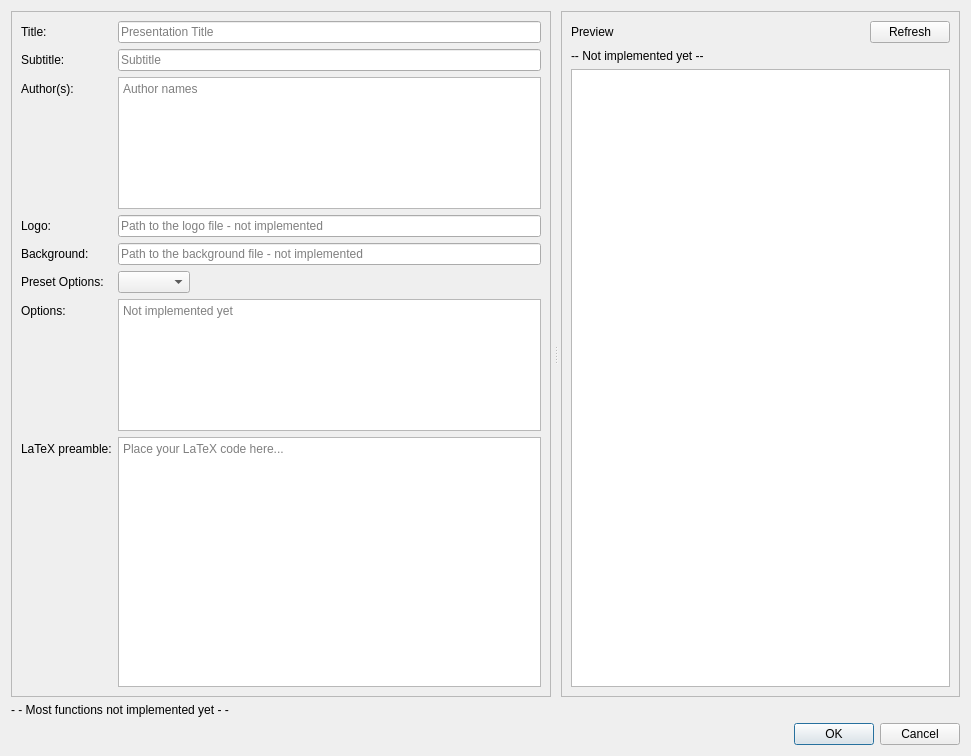
This is gui/FrontMatter/FrontMatterWidget.ui in acroper/BeamerQt as Qt 5 draws it before an edit. The edited form follows.
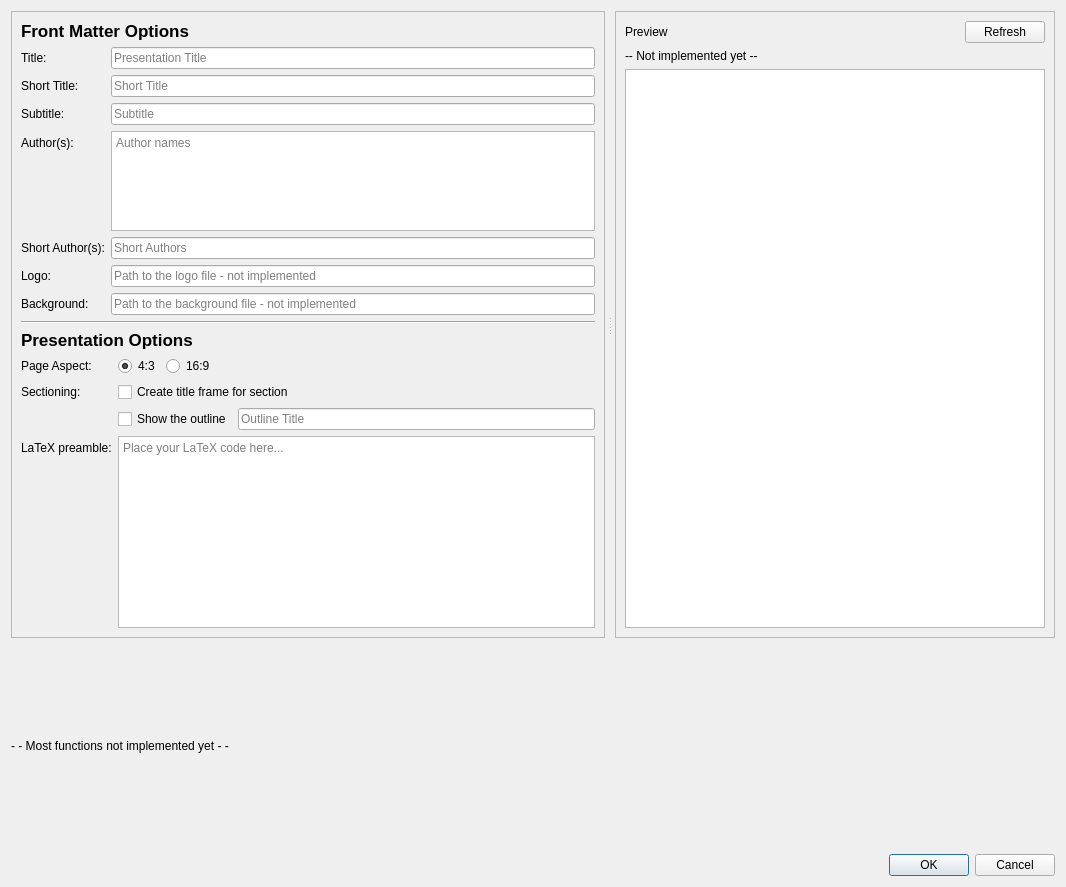
This is the edited form.

Commit message: New features added: Aspect Ratio, Section page, Outline page

Patch:
```diff
--- a/gui/FrontMatter/FrontMatterWidget.ui
+++ b/gui/FrontMatter/FrontMatterWidget.ui
@@ -6,8 +6,8 @@
    <rect>
     <x>0</x>
     <y>0</y>
-    <width>971</width>
-    <height>756</height>
+    <width>1066</width>
+    <height>887</height>
    </rect>
   </property>
   <property name="windowTitle">
@@ -33,103 +33,182 @@
        <enum>QFrame::Raised</enum>
       </property>
       <layout class="QVBoxLayout" name="verticalLayout_3">
+       <item>
+        <widget class="QLabel" name="label_14">
+         <property name="font">
+          <font>
+           <pointsize>13</pointsize>
+           <weight>75</weight>
+           <bold>true</bold>
+          </font>
+         </property>
+         <property name="text">
+          <string>Front Matter Options</string>
+         </property>
+         <property name="textFormat">
+          <enum>Qt::PlainText</enum>
+         </property>
+        </widget>
+       </item>
        <item>
         <layout class="QFormLayout" name="formLayout">
-         <item row="0" column="0">
+         <item row="1" column="0">
           <widget class="QLabel" name="label_2">
            <property name="text">
             <string>Title:</string>
            </property>
           </widget>
          </item>
-         <item row="0" column="1">
+         <item row="1" column="1">
           <widget class="QLineEdit" name="Title">
            <property name="placeholderText">
             <string>Presentation Title</string>
            </property>
           </widget>
          </item>
-         <item row="1" column="0">
+         <item row="2" column="0">
+          <widget class="QLabel" name="label_12">
+           <property name="text">
+            <string>Short Title:</string>
+           </property>
+          </widget>
+         </item>
+         <item row="2" column="1">
+          <widget class="QLineEdit" name="ShortTitle">
+           <property name="placeholderText">
+            <string>Short Title</string>
+           </property>
+          </widget>
+         </item>
+         <item row="3" column="0">
           <widget class="QLabel" name="label_3">
            <property name="text">
             <string>Subtitle:</string>
            </property>
           </widget>
          </item>
-         <item row="1" column="1">
+         <item row="3" column="1">
           <widget class="QLineEdit" name="Subtitle">
            <property name="placeholderText">
             <string>Subtitle</string>
            </property>
           </widget>
          </item>
-         <item row="2" column="0">
+         <item row="4" column="0">
           <widget class="QLabel" name="label_4">
            <property name="text">
             <string>Author(s):</string>
            </property>
           </widget>
          </item>
-         <item row="2" column="1">
+         <item row="4" column="1">
           <widget class="QPlainTextEdit" name="Authors">
+           <property name="maximumSize">
+            <size>
+             <width>16777215</width>
+             <height>100</height>
+            </size>
+           </property>
            <property name="placeholderText">
             <string>Author names</string>
            </property>
           </widget>
          </item>
-         <item row="3" column="0">
+         <item row="5" column="0">
+          <widget class="QLabel" name="label_13">
+           <property name="text">
+            <string>Short Author(s):</string>
+           </property>
+          </widget>
+         </item>
+         <item row="5" column="1">
+          <widget class="QLineEdit" name="ShortAuthor">
+           <property name="placeholderText">
+            <string>Short Authors</string>
+           </property>
+          </widget>
+         </item>
+         <item row="6" column="0">
           <widget class="QLabel" name="label_5">
            <property name="text">
             <string>Logo:</string>
            </property>
           </widget>
          </item>
-         <item row="3" column="1">
+         <item row="6" column="1">
           <widget class="QLineEdit" name="Logo">
            <property name="placeholderText">
             <string>Path to the logo file - not implemented</string>
            </property>
           </widget>
          </item>
-         <item row="4" column="0">
+         <item row="7" column="0">
           <widget class="QLabel" name="label_6">
            <property name="text">
             <string>Background:</string>
            </property>
           </widget>
          </item>
-         <item row="4" column="1">
+         <item row="7" column="1">
           <widget class="QLineEdit" name="Background">
            <property name="placeholderText">
             <string>Path to the background file - not implemented</string>
            </property>
           </widget>
          </item>
-         <item row="6" column="0">
-          <widget class="QLabel" name="label_7">
+        </layout>
+       </item>
+       <item>
+        <widget class="Line" name="line">
+         <property name="orientation">
+          <enum>Qt::Horizontal</enum>
+         </property>
+        </widget>
+       </item>
+       <item>
+        <widget class="QLabel" name="label_15">
+         <property name="font">
+          <font>
+           <pointsize>13</pointsize>
+           <weight>75</weight>
+           <bold>true</bold>
+          </font>
+         </property>
+         <property name="text">
+          <string>Presentation Options</string>
+         </property>
+         <property name="textFormat">
+          <enum>Qt::PlainText</enum>
+         </property>
+        </widget>
+       </item>
+       <item>
+        <layout class="QFormLayout" name="formLayout_2">
+         <item row="0" column="0">
+          <widget class="QLabel" name="label_16">
            <property name="text">
-            <string>Options:</string>
+            <string>Page Aspect:</string>
            </property>
           </widget>
          </item>
-         <item row="6" column="1">
-          <widget class="QPlainTextEdit" name="Options">
-           <property name="placeholderText">
-            <string>Not implemented yet</string>
-           </property>
-          </widget>
-         </item>
-         <item row="5" column="0">
-          <widget class="QLabel" name="label_8">
-           <property name="text">
-            <string>Preset Options:</string>
-           </property>
-          </widget>
-         </item>
-         <item row="5" column="1">
-          <layout class="QHBoxLayout" name="horizontalLayout">
+         <item row="0" column="1">
+          <layout class="QHBoxLayout" name="horizontalLayout_3">
            <item>
-            <widget class="QComboBox" name="PresetsBox"/>
+            <widget class="QRadioButton" name="Aspect43">
+             <property name="text">
+              <string>4:3</string>
+             </property>
+             <property name="checked">
+              <bool>true</bool>
+             </property>
+            </widget>
+           </item>
+           <item>
+            <widget class="QRadioButton" name="Aspect169">
+             <property name="text">
+              <string>16:9</string>
+             </property>
+            </widget>
            </item>
            <item>
             <spacer name="horizontalSpacer">
@@ -146,19 +225,44 @@
            </item>
           </layout>
          </item>
-         <item row="7" column="0">
-          <widget class="QLabel" name="label_9">
+         <item row="1" column="0">
+          <widget class="QLabel" name="label_17">
            <property name="text">
-            <string>LaTeX preamble:</string>
+            <string>Sectioning:</string>
            </property>
           </widget>
          </item>
-         <item row="7" column="1">
+         <item row="1" column="1">
+          <widget class="QCheckBox" name="ShowSectionPage">
+           <property name="text">
+            <string>Create title frame for section</string>
+           </property>
+          </widget>
+         </item>
+         <item row="3" column="1">
+          <layout class="QHBoxLayout" name="horizontalLayout_4">
+           <item>
+            <widget class="QCheckBox" name="ShowSectionOutline">
+             <property name="text">
+              <string>Show the outline</string>
+             </property>
+            </widget>
+           </item>
+           <item>
+            <widget class="QLineEdit" name="OutlineTitle">
+             <property name="placeholderText">
+              <string>Outline Title</string>
+             </property>
+            </widget>
+           </item>
+          </layout>
+         </item>
+         <item row="4" column="1">
           <widget class="QPlainTextEdit" name="preambleText">
            <property name="minimumSize">
             <size>
              <width>0</width>
-             <height>250</height>
+             <height>100</height>
             </size>
            </property>
            <property name="placeholderText">
@@ -166,6 +270,13 @@
            </property>
           </widget>
          </item>
+         <item row="4" column="0">
+          <widget class="QLabel" name="label_9">
+           <property name="text">
+            <string>LaTeX preamble:</string>
+           </property>
+          </widget>
+         </item>
         </layout>
        </item>
       </layout>
@@ -173,7 +284,7 @@
      <widget class="QFrame" name="frame_2">
       <property name="maximumSize">
        <size>
-        <width>400</width>
+        <width>800</width>
         <height>16777215</height>
        </size>
       </property>
```
The commit also changes 4 other files.
